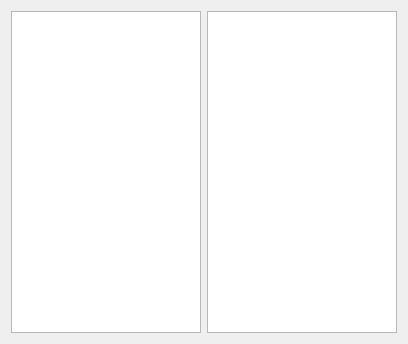
Aribaldi/FM, file simple_project/dialog.ui: the form before one commit.
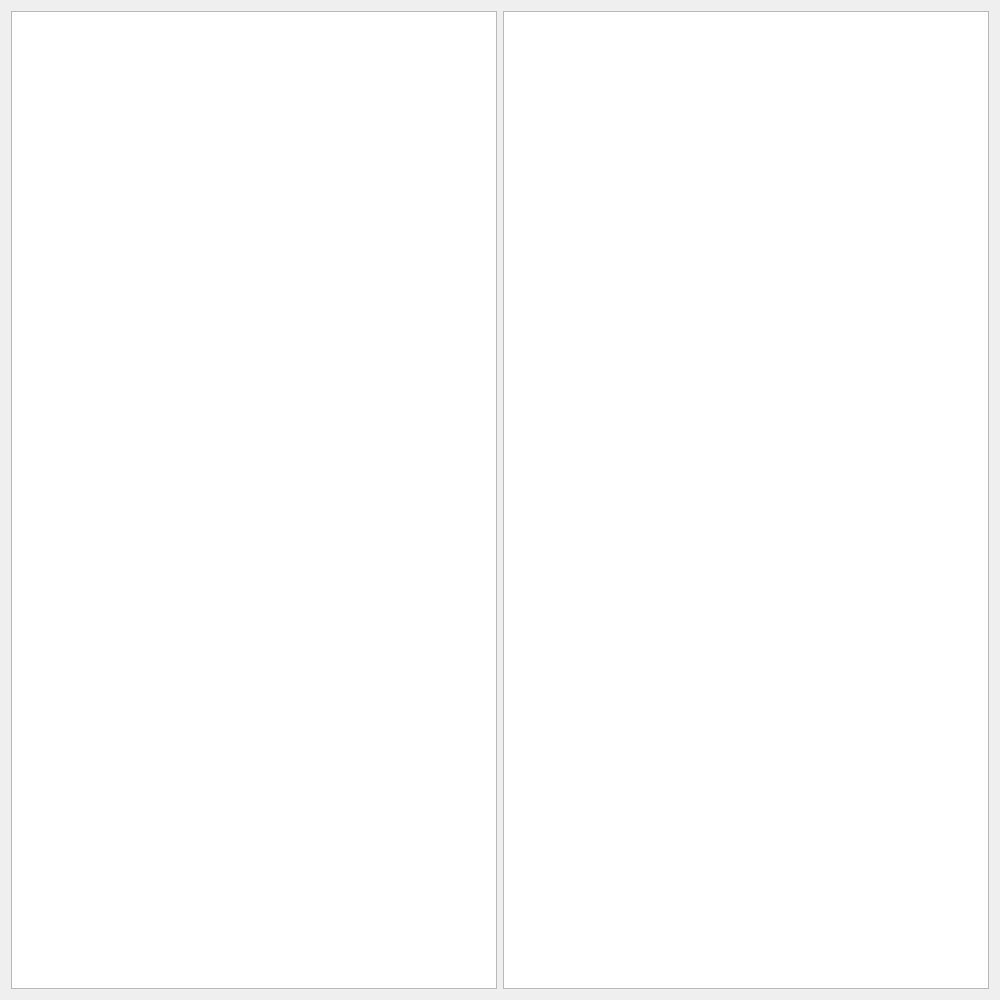
The form after the commit.

Commit message: Небольшие изменения - фикс стандартного размера окна, фикс пути домашнего каталога

What changed in the file:
```diff
--- a/simple_project/dialog.ui
+++ b/simple_project/dialog.ui
@@ -6,8 +6,8 @@
    <rect>
     <x>0</x>
     <y>0</y>
-    <width>408</width>
-    <height>344</height>
+    <width>1000</width>
+    <height>1000</height>
    </rect>
   </property>
   <property name="windowTitle">
@@ -15,7 +15,14 @@
   </property>
   <layout class="QHBoxLayout" name="horizontalLayout">
    <item>
-    <widget class="QTreeView" name="treeView"/>
+    <widget class="QTreeView" name="treeView">
+     <property name="minimumSize">
+      <size>
+       <width>192</width>
+       <height>326</height>
+      </size>
+     </property>
+    </widget>
    </item>
    <item>
     <widget class="QListView" name="listView"/>
```
Left out of the diff: 6 changed lines with no effect on the pictures. The commit also changes 2 other files.
